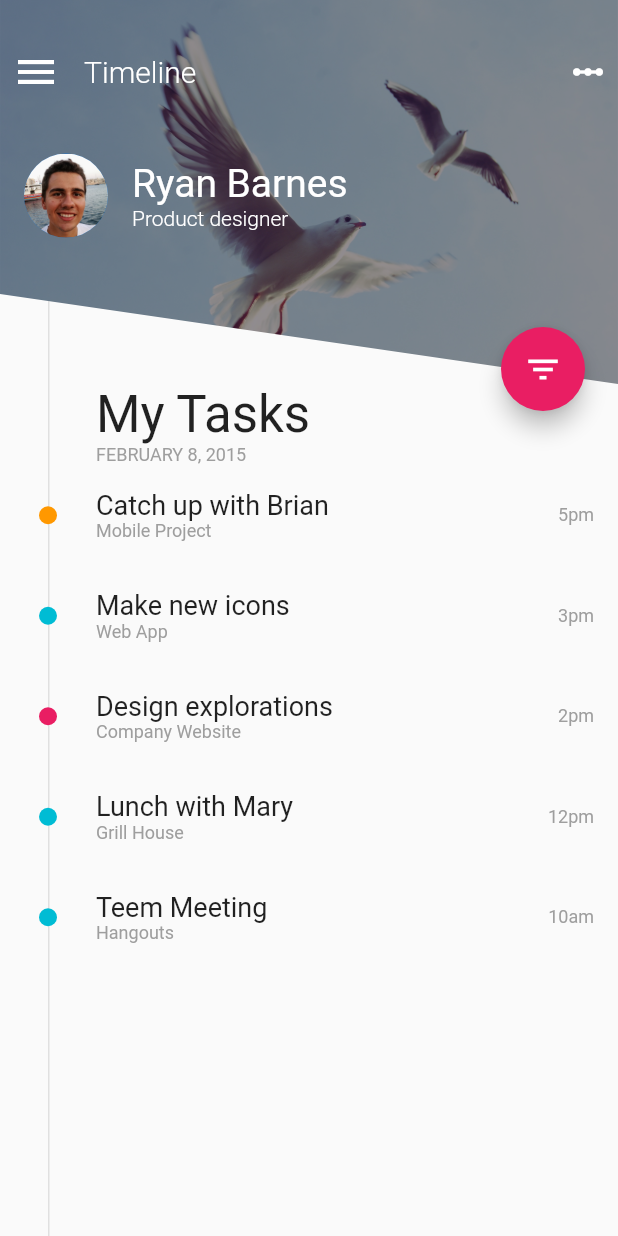
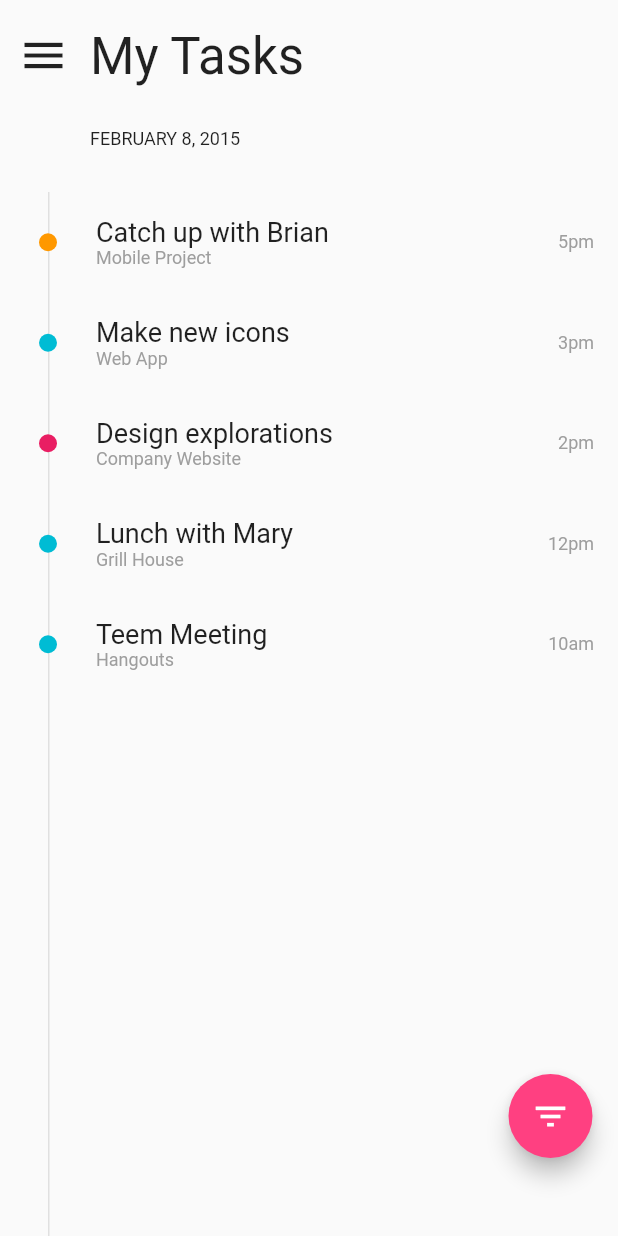
Before and after one commit to kashua14/my-tasks-app, a Flutter app: the screen it shows after launch, on a phone screen of 412 x 824 dp. Run offline on Flutter 3.47's test engine with Material 2 defaults, Android fonts, the phone set to English and light mode, and no system bars.

Commit message:
changed the homepage UI

```diff
--- a/codemagic.yaml
+++ b/codemagic.yaml
@@ -10,7 +10,7 @@ workflows:
         FCI_KEYSTORE_PASSWORD: Encrypted(Z0FBQUFBQmd6cVpla0NMVTRkU1c5Ri13R0E2eGFiWC1kZTQ3bGtBRFp2a0tBVzlnMVM0alNSX2hrMHZpWmxsUWp2QlhybEVwMzk2Tmc1OFlWYzZXbXA2XzhiR2ZmMklPWHc9PQ==) # <-- Put your encrypted keystore password here
         FCI_KEY_PASSWORD: Encrypted(Z0FBQUFBQmd6cVpla0NMVTRkU1c5Ri13R0E2eGFiWC1kZTQ3bGtBRFp2a0tBVzlnMVM0alNSX2hrMHZpWmxsUWp2QlhybEVwMzk2Tmc1OFlWYzZXbXA2XzhiR2ZmMklPWHc9PQ==) # <-- Put your encrypted key alias password here
         FCI_KEY_ALIAS: Encrypted(Z0FBQUFBQmd6cVhLbVJpNTRTM0JYOHdrRFJWZE1EN0hnUExJYlFqcTNyZi1EV3d4MlQ1QVl4TU9WY1ctUWFIMld2VXJDTHR0YUEwdnNzQ3hJSElnV2stXy1RWmktYlNmVFE9PQ==) # <-- Put your encrypted key alias here
-        PACKAGE_NAME: "com.yourcompany.mytasks" # <-- Put your package name here
+        PACKAGE_NAME: "com.joshkasasira.mytasks" # <-- Put your package name here
         GOOGLE_PLAY_TRACK: "alpha" # <-- This must be "alpha" or above.
       flutter: stable
       xcode: latest
@@ -84,7 +84,7 @@ workflows:
         CERTIFICATE_PRIVATE_KEY: Encrypted(...) # <-- Put your encrypted Certificate Private Key here
         APPLE_ID: Encrypted(...) # <-- Put your encrypted Apple Id email address here
         APP_SPECIFIC_PASSWORD: Encrypted(...) # <-- Put your encrypted App Specific password here. See here for more information - https://support.apple.com/en-us/HT204397
-        BUNDLE_ID: "com.yourcompany.mytasks" # <-- Put your bundle id here
+        BUNDLE_ID: "com.joshkasasira.mytasks" # <-- Put your bundle id here
         APP_STORE_ID: 1111111111 # <-- Use the TestFlight Apple id number (An automatically generated ID assigned to your app) found under General > App Information > Apple ID.
       flutter: stable
       xcode: latest
--- a/lib/animated_fab.dart
+++ b/lib/animated_fab.dart
@@ -5,7 +5,7 @@ import 'package:flutter/material.dart';
 class AnimatedFab extends StatefulWidget {
   final VoidCallback onClick;
 
-  const AnimatedFab({Key? key, required this.onClick}) : super(key: key);
+  const AnimatedFab({Key key, this.onClick}) : super(key: key);
 
   @override
   _AnimatedFabState createState() => new _AnimatedFabState();
@@ -13,8 +13,8 @@ class AnimatedFab extends StatefulWidget {
 
 class _AnimatedFabState extends State<AnimatedFab>
     with SingleTickerProviderStateMixin {
-  late AnimationController _animationController;
-  late Animation<Color?> _colorAnimation;
+  AnimationController _animationController;
+  Animation<Color> _colorAnimation;
 
   final double expandedSize = 180.0;
   final double hiddenSize = 20.0;
@@ -24,7 +24,7 @@ class _AnimatedFabState extends State<AnimatedFab>
     super.initState();
     _animationController = new AnimationController(
         vsync: this, duration: Duration(milliseconds: 200));
-    _colorAnimation = new ColorTween(begin: Colors.pink, end: Colors.pink[800])
+    _colorAnimation = new ColorTween(begin: Colors.pinkAccent, end: Colors.pink)
         .animate(_animationController);
   }
 
@@ -41,7 +41,7 @@ class _AnimatedFabState extends State<AnimatedFab>
       height: expandedSize,
       child: new AnimatedBuilder(
         animation: _animationController,
-        builder: (BuildContext context, Widget? child) {
+        builder: (BuildContext context, Widget child) {
           return new Stack(
             alignment: Alignment.center,
             children: <Widget>[
@@ -78,7 +78,7 @@ class _AnimatedFabState extends State<AnimatedFab>
               angle: -angle,
               child: new Icon(
                 icon,
-                color: Colors.white,
+                color: Colors.pink,
               ),
             ),
             iconSize: iconSize,
@@ -96,7 +96,7 @@ class _AnimatedFabState extends State<AnimatedFab>
     return new Container(
       height: size,
       width: size,
-      decoration: new BoxDecoration(shape: BoxShape.circle, color: Colors.pink),
+      decoration: new BoxDecoration(shape: BoxShape.circle),
     );
   }
 
--- /dev/null
+++ b/lib/custom_drawer_guitar.dart
@@ -0,0 +1,240 @@
+import 'dart:math' as math;
+
+import 'package:flutter/material.dart';
+
+import 'diagonal_clipper.dart';
+
+class CustomGuitarDrawer extends StatefulWidget {
+  final Widget child;
+
+  const CustomGuitarDrawer({Key key, this.child}) : super(key: key);
+
+  static CustomGuitarDrawerState of(BuildContext context) =>
+      context.findAncestorStateOfType<CustomGuitarDrawerState>();
+
+  @override
+  CustomGuitarDrawerState createState() => new CustomGuitarDrawerState();
+}
+
+class CustomGuitarDrawerState extends State<CustomGuitarDrawer>
+    with SingleTickerProviderStateMixin {
+  AnimationController animationController;
+  bool _canBeDragged = false;
+  final double maxSlide = 300.0;
+
+  @override
+  void initState() {
+    super.initState();
+    animationController = AnimationController(
+      vsync: this,
+      duration: Duration(milliseconds: 250),
+    );
+  }
+
+  @override
+  void dispose() {
+    animationController.dispose();
+    super.dispose();
+  }
+
+  void toggle() => animationController.isDismissed
+      ? animationController.forward()
+      : animationController.reverse();
+
+  @override
+  Widget build(BuildContext context) {
+    return GestureDetector(
+      onHorizontalDragStart: _onDragStart,
+      onHorizontalDragUpdate: _onDragUpdate,
+      onHorizontalDragEnd: _onDragEnd,
+      behavior: HitTestBehavior.translucent,
+      onTap: toggle,
+      child: AnimatedBuilder(
+        animation: animationController,
+        builder: (context, _) {
+          return Material(
+            color: Colors.grey,
+            child: Stack(
+              children: <Widget>[
+                Transform.translate(
+                  offset: Offset(maxSlide * (animationController.value - 1), 0),
+                  child: Transform(
+                    transform: Matrix4.identity()
+                      ..setEntry(3, 2, 0.001)
+                      ..rotateY(math.pi / 2 * (1 - animationController.value)),
+                    alignment: Alignment.centerRight,
+                    child: MyDrawer(),
+                  ),
+                ),
+                Transform.translate(
+                  offset: Offset(maxSlide * animationController.value, 0),
+                  child: Transform(
+                    transform: Matrix4.identity()
+                      ..setEntry(3, 2, 0.001)
+                      ..rotateY(-math.pi * animationController.value / 2),
+                    alignment: Alignment.centerLeft,
+                    child: widget.child,
+                  ),
+                ),
+                Positioned(
+                  top: 12.0 + MediaQuery.of(context).padding.top,
+                  left: 4.0 + animationController.value * maxSlide,
+                  child: IconButton(
+                    icon: Icon(Icons.menu),
+                    onPressed: toggle,
+                    iconSize: 34.0,
+                  ),
+                ),
+                Positioned(
+                  top: 12.0 + MediaQuery.of(context).padding.top,
+                  left: animationController.value *
+                      MediaQuery.of(context).size.width,
+                  width: MediaQuery.of(context).size.width,
+                  child: Padding(
+                    padding: const EdgeInsets.only(left: 60.0, top: 5.0),
+                    child: Text(
+                      'My Tasks',
+                      textAlign: TextAlign.start,
+                      style: new TextStyle(fontSize: 34.0,),
+                    ),
+                  ),
+                ),
+              ],
+            ),
+          );
+        },
+      ),
+    );
+  }
+
+  void _onDragStart(DragStartDetails details) {
+    bool isDragOpenFromLeft = animationController.isDismissed;
+    bool isDragCloseFromRight = animationController.isCompleted;
+    _canBeDragged = isDragOpenFromLeft || isDragCloseFromRight;
+  }
+
+  void _onDragUpdate(DragUpdateDetails details) {
+    if (_canBeDragged) {
+      double delta = details.primaryDelta / maxSlide;
+      animationController.value += delta;
+    }
+  }
+
+  void _onDragEnd(DragEndDetails details) {
+    //I have no idea what it means, copied from Drawer
+    double _kMinFlingVelocity = 365.0;
+
+    if (animationController.isDismissed || animationController.isCompleted) {
+      return;
+    }
+    if (details.velocity.pixelsPerSecond.dx.abs() >= _kMinFlingVelocity) {
+      double visualVelocity = details.velocity.pixelsPerSecond.dx /
+          MediaQuery.of(context).size.width;
+
+      animationController.fling(velocity: visualVelocity);
+    } else if (animationController.value < 0.5) {
+      animationController.reverse();
+    } else {
+      animationController.forward();
+    }
+  }
+}
+
+class MyDrawer extends StatelessWidget {
+  @override
+  Widget build(BuildContext context) {
+    return SizedBox(
+      width: 300,
+      height: double.infinity,
+      child: Scaffold(
+        body: Material(
+          color: Colors.blueGrey[900],
+          child: Stack(
+            children: [
+              Positioned.fill(
+                bottom: null,
+                child: ClipPath(
+                  clipper: DialogonalClipper(),
+                  child: Image.asset(
+                    'images/birds.jpg',
+                    fit: BoxFit.cover,
+                    height: 256.0,
+                    colorBlendMode: BlendMode.srcOver,
+                    color: Color.fromARGB(120, 20, 10, 40),
+                  ),
+                ),
+              ),
+              Padding(
+                padding: EdgeInsets.only(left: 16.0, top: 256.0 / 3.0),
+                child: Row(
+                  children: <Widget>[
+                    CircleAvatar(
+                      minRadius: 28.0,
+                      maxRadius: 28.0,
+                      backgroundImage: AssetImage('images/myPic.jpg'),
+                    ),
+                    Padding(
+                      padding: const EdgeInsets.only(left: 16.0),
+                      child: Column(
+                        crossAxisAlignment: CrossAxisAlignment.start,
+                        mainAxisSize: MainAxisSize.min,
+                        children: <Widget>[
+                          Text(
+                            'Joshua Kasasira',
+                            style: TextStyle(
+                                fontSize: 26.0,
+                                color: Colors.white,
+                                fontWeight: FontWeight.w400),
+                          ),
+                          Text(
+                            'Software Developer',
+                            style: TextStyle(
+                                fontSize: 14.0,
+                                color: Colors.white,
+                                fontWeight: FontWeight.w300),
+                          ),
+                        ],
+                      ),
+                    ),
+                  ],
+                ),
+              ),
+              Padding(
+                padding: EdgeInsets.only(top: 256.0),
+                child: Theme(
+                  data: ThemeData(brightness: Brightness.dark),
+                  child: Column(
+                    crossAxisAlignment: CrossAxisAlignment.start,
+                    mainAxisSize: MainAxisSize.max,
+                    children: [
+                      ListTile(
+                        leading: Icon(Icons.new_releases),
+                        title: Text('News'),
+                      ),
+                      ListTile(
+                        leading: Icon(Icons.star),
+                        title: Text('Favourites'),
+                      ),
+                      ListTile(
+                        leading: Icon(Icons.map),
+                        title: Text('Map'),
+                      ),
+                      ListTile(
+                        leading: Icon(Icons.settings),
+                        title: Text('Settings'),
+                      ),
+                      ListTile(
+                        leading: Icon(Icons.person),
+                        title: Text('Profile'),
+                      ),
+                    ],
+                  ),
+                ),
+              ),
+            ],
+          ),
+        ),
+      ),
+    );
+  }
+}
--- a/lib/list_model.dart
+++ b/lib/list_model.dart
@@ -9,16 +9,16 @@ class ListModel {
   final GlobalKey<AnimatedListState> listKey;
   final List<Task> items;
 
-  AnimatedListState? get _animatedList => listKey.currentState;
+  AnimatedListState get _animatedList => listKey.currentState;
 
   void insert(int index, Task item) {
     items.insert(index, item);
-    _animatedList!.insertItem(index, duration: new Duration(milliseconds: 150));
+    _animatedList.insertItem(index, duration: new Duration(milliseconds: 150));
   }
 
   Task removeAt(int index) {
     final Task removedItem = items.removeAt(index);
-    _animatedList!.removeItem(
+    _animatedList.removeItem(
         index,
         (context, animation) => new TaskRow(
               task: removedItem,
--- a/lib/main.dart
+++ b/lib/main.dart
@@ -1,28 +1,30 @@
 import 'package:flutter/material.dart';
+import 'dart:math' as math;
 
 import 'animated_fab.dart';
-import 'diagonal_clipper.dart';
+import 'custom_drawer_guitar.dart';
 import 'initial_list.dart';
 import 'list_model.dart';
+import 'reversed_diagonal_clipper.dart';
 import 'task_row.dart';
 
-void main() => runApp(new MyApp());
+void main() => runApp(MyApp());
 
 class MyApp extends StatelessWidget {
   @override
   Widget build(BuildContext context) {
-    return new MaterialApp(
-      debugShowCheckedModeBanner: false,
-      theme: new ThemeData(
+    return MaterialApp(
+      title: 'Flutter Demo',
+      theme: ThemeData(
         primarySwatch: Colors.blue,
       ),
-      home: new MainPage(),
+      home: CustomGuitarDrawer(child: MainPage()),
     );
   }
 }
 
 class MainPage extends StatefulWidget {
-  MainPage({Key? key}) : super(key: key);
+  MainPage({Key key}) : super(key: key);
 
   @override
   _MainPageState createState() => new _MainPageState();
@@ -32,7 +34,7 @@ class _MainPageState extends State<MainPage> {
   final GlobalKey<AnimatedListState> _listKey =
       new GlobalKey<AnimatedListState>();
   final double _imageHeight = 256.0;
-  late ListModel listModel;
+  ListModel listModel;
   bool showOnlyCompleted = false;
 
   @override
@@ -47,20 +49,23 @@ class _MainPageState extends State<MainPage> {
       body: new Stack(
         children: <Widget>[
           _buildTimeline(),
-          _buildIamge(),
-          _buildTopHeader(),
-          _buildProfileRow(),
+          // _buildImage(),
+          // _buildTopHeader(),
+          _buildMyTasksHeader(),
           _buildBottomPart(),
           _buildFab(),
         ],
       ),
+      // floatingActionButton: AnimatedFab(
+      //     onClick: _changeFilterState,
+      //   ),
     );
   }
 
   Widget _buildFab() {
     return new Positioned(
-        top: _imageHeight - 100.0,
-        right: -40.0,
+        bottom: -10.0,
+        right: -45.0,
         child: new AnimatedFab(
           onClick: _changeFilterState,
         ));
@@ -77,91 +82,29 @@ class _MainPageState extends State<MainPage> {
     });
   }
 
-  Widget _buildIamge() {
-    return new Positioned.fill(
-      bottom: null,
-      child: new ClipPath(
-        clipper: new DialogonalClipper(),
-        child: new Image.asset(
-          'images/birds.jpg',
-          fit: BoxFit.cover,
-          height: _imageHeight,
-          colorBlendMode: BlendMode.srcOver,
-          color: new Color.fromARGB(120, 20, 10, 40),
-        ),
-      ),
-    );
-  }
-
-  Widget _buildTopHeader() {
-    return new Padding(
-      padding: const EdgeInsets.symmetric(horizontal: 8.0, vertical: 32.0),
-      child: new Row(
-        children: <Widget>[
-          new Icon(Icons.menu, size: 32.0, color: Colors.white),
-          new Expanded(
-            child: new Padding(
-              padding: const EdgeInsets.only(left: 16.0),
-              child: new Text(
-                "Timeline",
-                style: new TextStyle(
-                    fontSize: 20.0,
-                    color: Colors.white,
-                    fontWeight: FontWeight.w300),
-              ),
-            ),
-          ),
-          new Icon(Icons.linear_scale, color: Colors.white),
-        ],
-      ),
-    );
-  }
-
-  Widget _buildProfileRow() {
-    return new Padding(
-      padding: new EdgeInsets.only(left: 16.0, top: _imageHeight / 2.5),
-      child: new Row(
-        children: <Widget>[
-          new CircleAvatar(
-            minRadius: 28.0,
-            maxRadius: 28.0,
-            backgroundImage: new AssetImage('images/avatar.jpg'),
-          ),
-          new Padding(
-            padding: const EdgeInsets.only(left: 16.0),
-            child: new Column(
-              crossAxisAlignment: CrossAxisAlignment.start,
-              mainAxisSize: MainAxisSize.min,
-              children: <Widget>[
-                new Text(
-                  'Ryan Barnes',
-                  style: new TextStyle(
-                      fontSize: 26.0,
-                      color: Colors.white,
-                      fontWeight: FontWeight.w400),
-                ),
-                new Text(
-                  'Product designer',
-                  style: new TextStyle(
-                      fontSize: 14.0,
-                      color: Colors.white,
-                      fontWeight: FontWeight.w300),
-                ),
-              ],
-            ),
-          ),
-        ],
-      ),
-    );
-  }
+  // Widget _buildImage() {
+  //   return new Positioned.fill(
+  //     bottom: null,
+  //     child: new ClipPath(
+  //       clipper: new ReversedDialogonalClipper(),
+  //         child: new Image.asset(
+  //           'images/birds.jpg',
+  //           fit: BoxFit.cover,
+  //           height: 256.0,
+  //           colorBlendMode: BlendMode.srcOver,
+  //           color: new Color.fromARGB(120, 20, 10, 40),
+  //         ),
+  //     ),
+  //   );
+  // }
 
   Widget _buildBottomPart() {
     return new Padding(
-      padding: new EdgeInsets.only(top: _imageHeight),
+      padding: new EdgeInsets.only(top: _imageHeight / 2),
       child: new Column(
         crossAxisAlignment: CrossAxisAlignment.start,
         children: <Widget>[
-          _buildMyTasksHeader(),
+          // _buildMyTasksHeader(),
           _buildTasksList(),
         ],
       ),
@@ -185,17 +128,15 @@ class _MainPageState extends State<MainPage> {
 
   Widget _buildMyTasksHeader() {
     return new Padding(
-      padding: new EdgeInsets.only(left: 64.0),
-      child: new Column(
-        crossAxisAlignment: CrossAxisAlignment.start,
-        children: <Widget>[
-          new Text(
-            'My Tasks',
-            style: new TextStyle(fontSize: 34.0),
-          ),
-          new Text(
-            'FEBRUARY 8, 2015',
-            style: new TextStyle(color: Colors.grey, fontSize: 12.0),
+      padding: new EdgeInsets.only(left: 60.0, top: _imageHeight / 3.0),
+      child: Row(
+        children: [
+          Expanded(
+            child: new Text(
+              'FEBRUARY 8, 2015',
+              textAlign: TextAlign.start,
+              style: new TextStyle(fontSize: 12.0),
+            ),
           ),
         ],
       ),
@@ -204,7 +145,7 @@ class _MainPageState extends State<MainPage> {
 
   Widget _buildTimeline() {
     return new Positioned(
-      top: 0.0,
+      top: _imageHeight / 2.0,
       bottom: 0.0,
       left: 32.0,
       child: new Container(
@@ -214,3 +155,68 @@ class _MainPageState extends State<MainPage> {
     );
   }
 }
+
+// Widget _buildTopHeader() {
+  //   return Padding(
+  //     padding: const EdgeInsets.symmetric(horizontal: 8.0, vertical: 32.0),
+  //     child: Row(
+  //       children: <Widget>[
+  //         Expanded(
+  //           child: Padding(
+  //             padding: const EdgeInsets.only(left: 40.0, top: 8.0),
+  //             child: Text(
+  //               'My Tasks',
+  //               style: new TextStyle(fontSize: 34.0, color: Colors.white),
+  //             ),
+  //             // Text(
+  //             //   "Timeline",
+  //             //   style: TextStyle(
+  //             //       fontSize: 20.0,
+  //             //       color: Colors.white,
+  //             //       fontWeight: FontWeight.w300),
+  //             // ),
+  //           ),
+  //         ),
+  //         Icon(Icons.linear_scale, color: Colors.white),
+  //       ],
+  //     ),
+  //   );
+  // }
+
+  // Widget _buildProfileRow() {
+  //   return new Padding(
+  //     padding: new EdgeInsets.only(left: 16.0, top: _imageHeight / 2.5),
+  //     child: new Row(
+  //       children: <Widget>[
+  //         new CircleAvatar(
+  //           minRadius: 28.0,
+  //           maxRadius: 28.0,
+  //           backgroundImage: new AssetImage('images/avatar.jpg'),
+  //         ),
+  //         new Padding(
+  //           padding: const EdgeInsets.only(left: 16.0),
+  //           child: new Column(
+  //             crossAxisAlignment: CrossAxisAlignment.start,
+  //             mainAxisSize: MainAxisSize.min,
+  //             children: <Widget>[
+  //               new Text(
+  //                 'Ryan Barnes',
+  //                 style: new TextStyle(
+  //                     fontSize: 26.0,
+  //                     color: Colors.white,
+  //                     fontWeight: FontWeight.w400),
+  //               ),
+  //               new Text(
+  //                 'Product designer',
+  //                 style: new TextStyle(
+  //                     fontSize: 14.0,
+  //                     color: Colors.white,
+  //                     fontWeight: FontWeight.w300),
+  //               ),
+  //             ],
+  //           ),
+  //         ),
+  //       ],
+  //     ),
+  //   );
+  // }
--- /dev/null
+++ b/lib/reversed_diagonal_clipper.dart
@@ -0,0 +1,16 @@
+import 'package:flutter/material.dart';
+
+class ReversedDialogonalClipper extends CustomClipper<Path> {
+  @override
+  Path getClip(Size size) {
+    Path path = new Path();
+    path.lineTo(0.0, size.height);
+    path.lineTo(size.width, size.height - 35.0);
+    path.lineTo(size.width, 0.0);
+    path.close();
+    return path;
+  }
+
+  @override
+  bool shouldReclip(CustomClipper<Path> oldClipper) => true;
+}
--- a/lib/task.dart
+++ b/lib/task.dart
@@ -7,10 +7,5 @@ class Task {
   final Color color;
   final bool completed;
 
-  Task(
-      {required this.name,
-      required this.category,
-      required this.time,
-      required this.color,
-      required this.completed});
+  Task({this.name, this.category, this.time, this.color, this.completed});
 }
--- a/lib/task_row.dart
+++ b/lib/task_row.dart
@@ -7,8 +7,7 @@ class TaskRow extends StatelessWidget {
   final double dotSize = 12.0;
   final Animation<double> animation;
 
-  const TaskRow({Key? key, required this.task, required this.animation})
-      : super(key: key);
+  const TaskRow({Key key, this.task, this.animation}) : super(key: key);
 
   @override
   Widget build(BuildContext context) {
--- a/pubspec.yaml
+++ b/pubspec.yaml
@@ -2,7 +2,7 @@ name: my_tasks
 description: A new Flutter project.
 
 environment:
-  sdk: ">=2.12.0 <3.0.0"
+  sdk: ">=2.2.0 <3.0.0"
 
 dependencies:
   flutter:
@@ -23,8 +23,7 @@ dev_dependencies:
 # The following section is specific to Flutter.
 flutter:
   assets:
-    - images/birds.jpg
-    - images/avatar.jpg
+    - images/
   # The following line ensures that the Material Icons font is
   # included with your application, so that you can use the icons in
   # the material Icons class.
```
Also changed, not shown: images/myPic.jpg (added), 5 other files.
